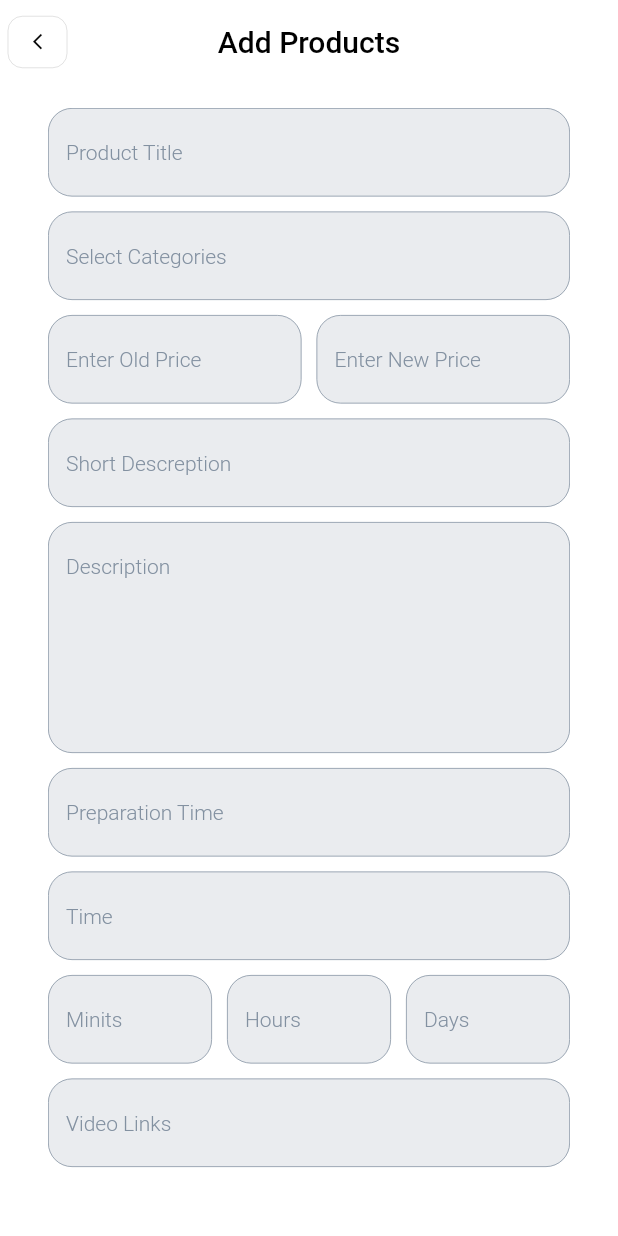
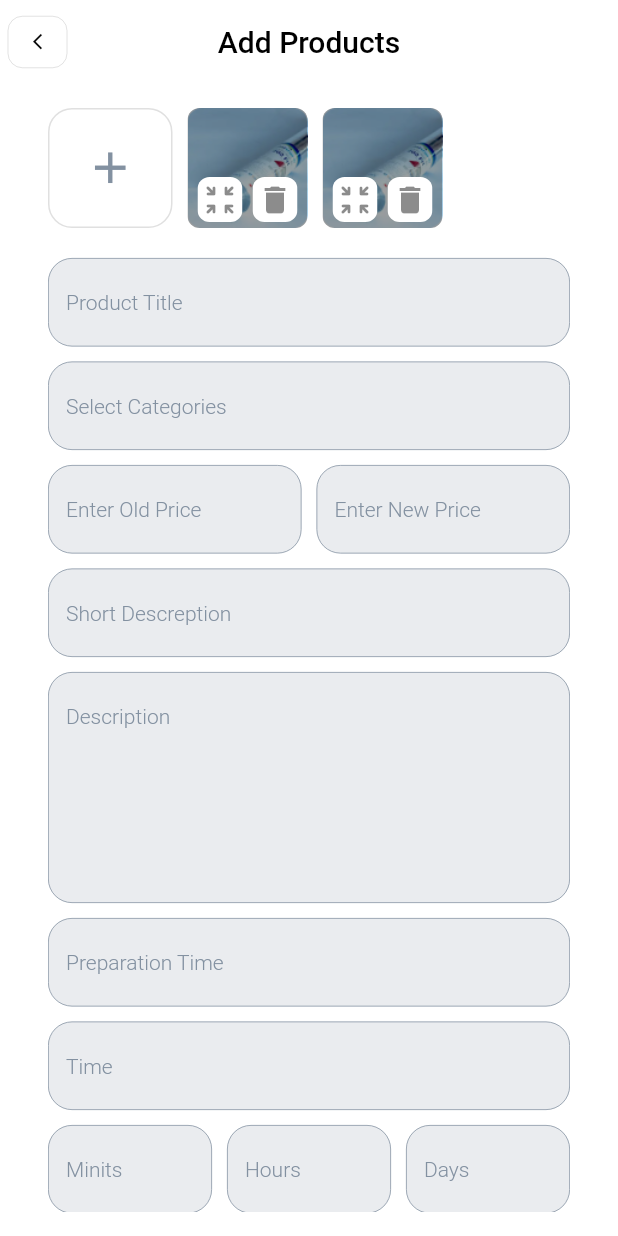
Before and after one commit to salahu01/conception_i_tech_project, a Flutter app: the AddProduct screen opened directly, on a phone screen of 412 x 824 dp. Run offline on Flutter 3.47's test engine with Material 2 defaults, Android fonts, the light colour scheme and no system bars; our stand-ins replace circle_nav_bar.

Commit message:
added some ui parts

```diff
--- /dev/null
+++ b/lib/controller/root/root_controller.dart
@@ -0,0 +1,8 @@
+import 'package:flutter/material.dart';
+
+ class RootController {
+  ValueNotifier<int> currentIndex = ValueNotifier(0);
+  void changeIndex(int index) {
+    currentIndex.value = index;
+  }
+}
--- a/lib/main.dart
+++ b/lib/main.dart
@@ -15,7 +15,7 @@ class MyApp extends StatelessWidget {
     return MaterialApp(
       theme: AppTheme.lightTheme,
       debugShowCheckedModeBanner: false,
-      home: const RootView(),
+      home:  RootView(),
     );
   }
 }
--- a/lib/view/add_product/add_product.dart
+++ b/lib/view/add_product/add_product.dart
@@ -27,6 +27,81 @@ class AddProduct extends StatelessWidget {
           child: Column(
             crossAxisAlignment: CrossAxisAlignment.start,
             children: [
+              SizedBox(
+                height: 80,
+                child: ListView.separated(
+                  scrollDirection: Axis.horizontal,
+                  itemBuilder: (context, index) => index == 0
+                      ? OutlinedButton(
+                          onPressed: () {},
+                          style: OutlinedButton.styleFrom(
+                              shape: RoundedRectangleBorder(
+                                  borderRadius: BorderRadius.circular(16))),
+                          child: const Padding(
+                            padding: EdgeInsets.symmetric(
+                                vertical: 18, horizontal: 8),
+                            child: Icon(
+                              Icons.add,
+                              color: AppColors.secondary,
+                              size: 35,
+                            ),
+                          ),
+                        )
+                      : Stack(
+                          children: [
+                            Image.asset('assets/placeholder.png'),
+                            ClipRRect(
+                              borderRadius: BorderRadius.circular(8),
+                              child: const SizedBox.square(
+                                  dimension: 80,
+                                  child: ColoredBox(color: Colors.black38)),
+                            ),
+                            Align(
+                              alignment: Alignment.bottomCenter,
+                              child: Padding(
+                                padding: const EdgeInsets.only(bottom: 4),
+                                child: SizedBox(
+                                  width: 80,
+                                  child: Row(
+                                    mainAxisAlignment:
+                                        MainAxisAlignment.spaceEvenly,
+                                    children: [
+                                      ClipRRect(
+                                        borderRadius: BorderRadius.circular(8),
+                                        child: const ColoredBox(
+                                          color: Colors.white,
+                                          child: SizedBox(
+                                              height: 30,
+                                              width: 30,
+                                              child: Icon(
+                                                  Icons.zoom_in_map_rounded,
+                                                  color: Colors.black45)),
+                                        ),
+                                      ),
+                                      ClipRRect(
+                                        borderRadius: BorderRadius.circular(8),
+                                        child: const ColoredBox(
+                                          color: Colors.white,
+                                          child: SizedBox(
+                                              height: 30,
+                                              width: 30,
+                                              child: Icon(Icons.delete,
+                                                  color: Colors.black45)),
+                                        ),
+                                      ),
+                                    ],
+                                  ),
+                                ),
+                              ),
+                            ),
+                          ],
+                        ),
+                  separatorBuilder: (context, index) => KWidgets.kWidth,
+                  itemCount: 3,
+                ),
+              ),
+              KWidgets.kHeight,
+              KWidgets.kHeight,
               const KTextField(title: 'Product Title'),
               KWidgets.kHeight,
               const KTextField(title: 'Select Categories'),
--- a/lib/view/product/product_view.dart
+++ b/lib/view/product/product_view.dart
@@ -42,7 +42,7 @@ class ProductView extends StatelessWidget {
                     size: 23, color: Theme.of(context).hintColor),
                 suffixIcon: const Padding(
                   padding: EdgeInsets.only(right: 10),
-                  child: KButton(icon: Icons.equalizer),
+                  child: KButton(icon: Icons.tune),
                 ),
               ),
             ),
--- a/lib/view/root/root_view.dart
+++ b/lib/view/root/root_view.dart
@@ -1,4 +1,5 @@
 import 'package:circle_nav_bar/circle_nav_bar.dart';
+import 'package:conception_i_tech/controller/root/root_controller.dart';
 import 'package:conception_i_tech/view/home/home_view.dart';
 import 'package:conception_i_tech/view/notes/notes_view.dart';
 import 'package:conception_i_tech/view/profile/profile_view.dart';
@@ -6,19 +7,23 @@ import 'package:conception_i_tech/view/product/product_view.dart';
 import 'package:flutter/material.dart';
 
 class RootView extends StatelessWidget {
-  const RootView({Key? key}) : super(key: key);
+  RootView({super.key});
   final screens = const [
     HomeView(),
     ProductView(),
     NotesView(),
     PersonView(),
   ];
+  final rootCtrl = RootController();
   @override
   Widget build(BuildContext context) {
+    return ValueListenableBuilder(
+      valueListenable: rootCtrl.currentIndex,
+      builder: (context, index, child) {
         return Scaffold(
-      body: screens[1],
+          body: screens[index],
           bottomNavigationBar: CircleNavBar(
-        activeIndex: 1,
+            activeIndex: index,
             activeIcons: const [
               Icon(Icons.home_filled),
               Icon(Icons.crop_square_rounded),
@@ -36,7 +41,12 @@ class RootView extends StatelessWidget {
             circleWidth: 48,
             shadowColor: Colors.black26,
             elevation: 10,
+            onTab: (v) {
+              rootCtrl.changeIndex(v);
+            },
           ),
+        );
+      },
     );
   }
 }
```
Lines whose indentation alone changed are shown as unchanged.
